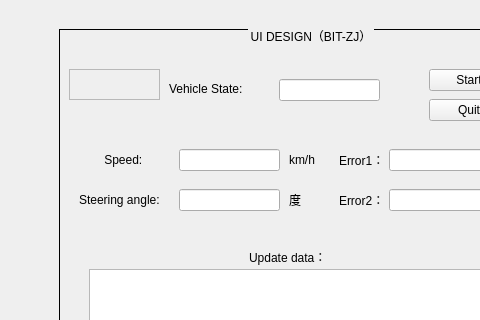
Qt form show_msg/ui/main_window.ui (zj611/UI_based_on_ros) before a commit; both pictures show x 0 to 480 and y 0 to 320 of the 944 by 704 pixel window.
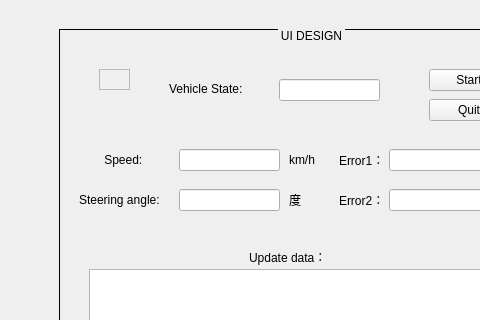
The same form after that commit. Icons and pictures are not drawn.

What changed in the file:
```diff
--- a/show_msg/ui/main_window.ui
+++ b/show_msg/ui/main_window.ui
@@ -75,7 +75,7 @@
 }</string>
      </property>
      <property name="title">
-      <string>UI DESIGN（BIT-ZJ）</string>
+      <string>UI DESIGN</string>
      </property>
      <widget class="QListView" name="view_logging_sub">
       <property name="geometry">
@@ -273,10 +273,10 @@
      <widget class="QFrame" name="frame">
       <property name="geometry">
        <rect>
-        <x>10</x>
+        <x>40</x>
         <y>40</y>
-        <width>91</width>
-        <height>31</height>
+        <width>31</width>
+        <height>21</height>
        </rect>
       </property>
       <property name="styleSheet">
```
Left out of the diff: 2 changed lines with no effect on the pictures.
